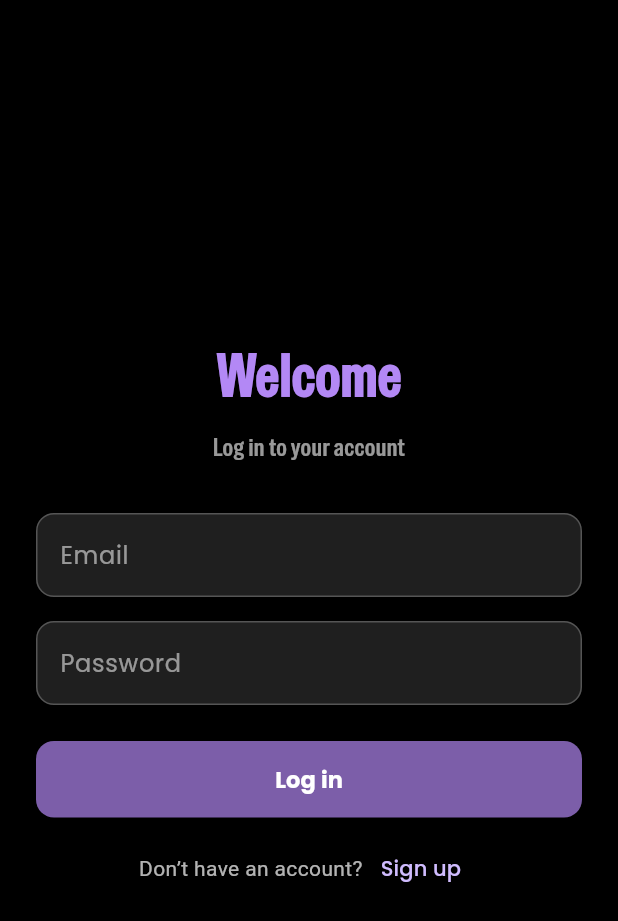
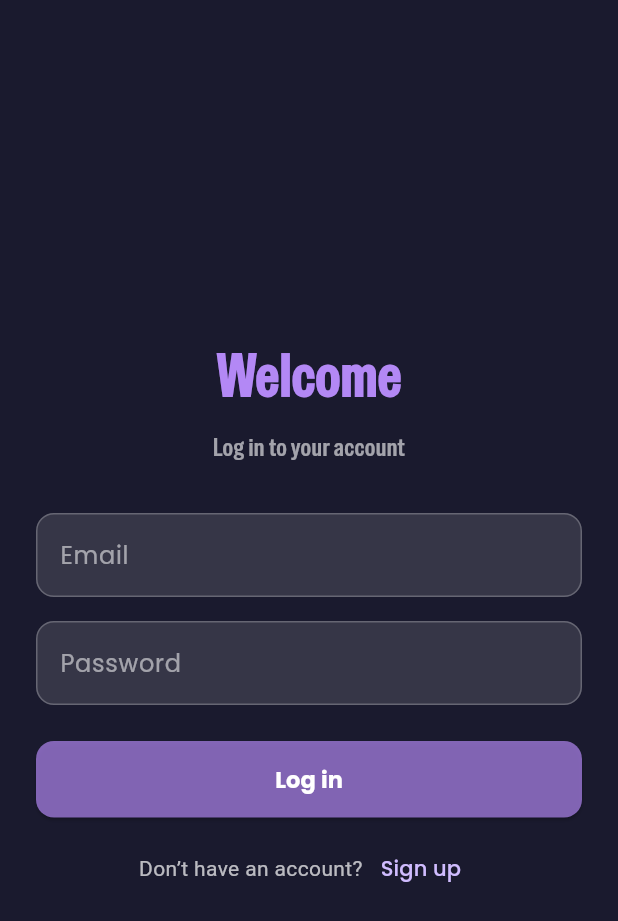
Before and after one commit to Oakkar-Min/edutrack-flutter, a Flutter app: the screen it shows after launch, after a tap on "Log in", on a phone screen of 412 x 824 dp. Shown: the top 921 px of the screen. Run offline on Flutter 3.47's test engine with Material 3 defaults, Android fonts, the phone set to English and light mode, and no system bars; our stand-ins replace cloud_firestore, firebase_auth, firebase_core, flutter_svg, google_fonts; accounts and stored records are empty.

Commit message:
bug fix and UI polish done

```diff
--- a/lib/auth/login_page.dart
+++ b/lib/auth/login_page.dart
@@ -69,7 +69,7 @@
   @override
   Widget build(BuildContext context) {
     return Scaffold(
-      backgroundColor: Colors.black,
+      backgroundColor:const Color(0xFF1A1A2E),
       body: Padding(
         padding: const EdgeInsets.all(24.0),
         child: Center(
--- a/lib/auth/register_page.dart
+++ b/lib/auth/register_page.dart
@@ -87,7 +87,7 @@
   @override
   Widget build(BuildContext context) {
     return Scaffold(
-      backgroundColor: Colors.black,
+      backgroundColor: const Color(0xFF1A1A2E),
       body: Padding(
         padding: const EdgeInsets.all(24.0),
         child: Center(
--- a/lib/auth/splash_page.dart
+++ b/lib/auth/splash_page.dart
@@ -9,7 +9,7 @@
   @override
   Widget build(BuildContext context) {
     return Scaffold(
-      backgroundColor: Colors.black,
+      backgroundColor: const Color(0xFF1A1A2E),
       body: SafeArea(
         child: Center(
           child: Column(
```
